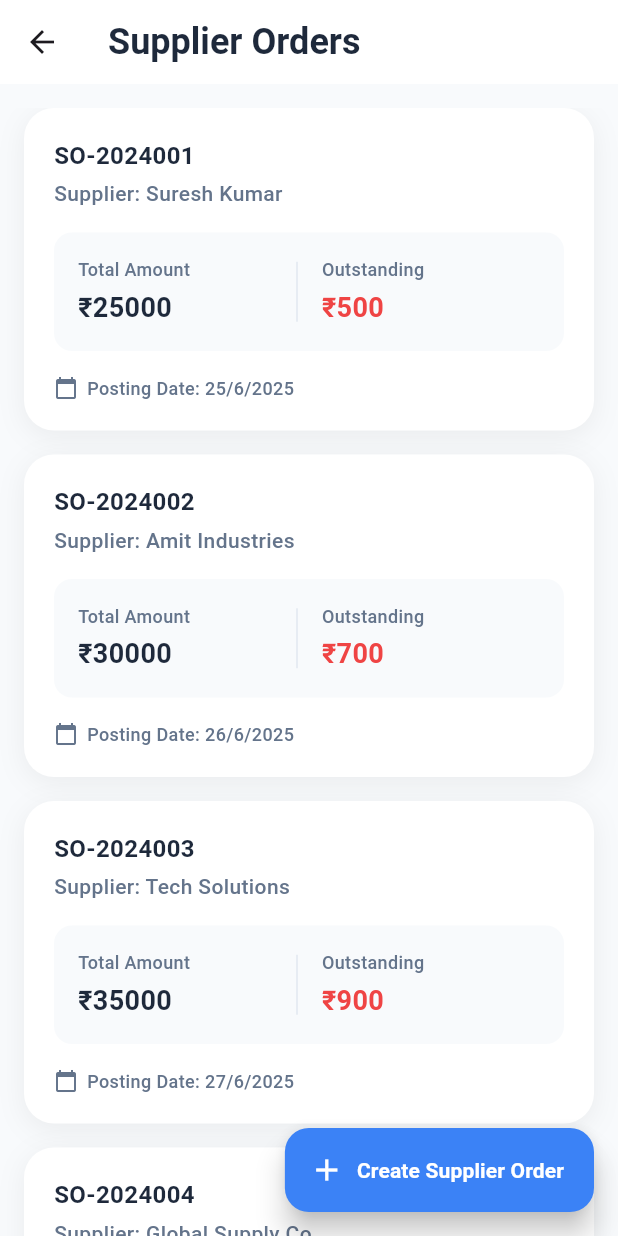
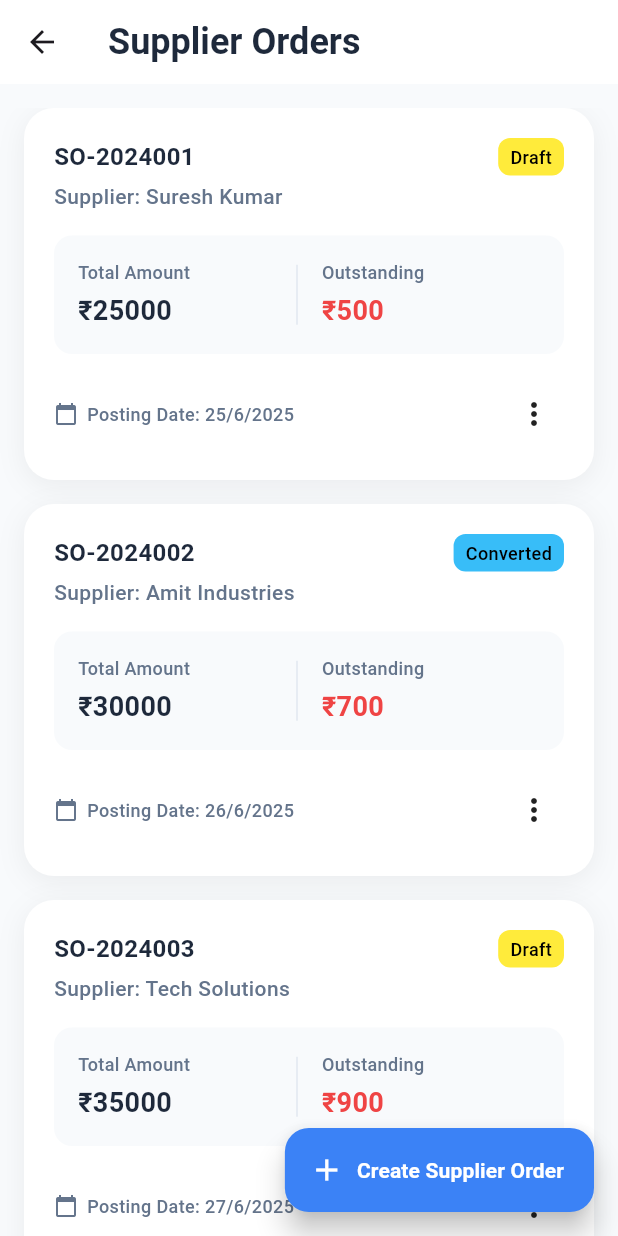
Before and after one commit to teambackoffice/Calicut-Textile-App, a Flutter app: the PurchaseOrderPage screen opened directly, on a phone screen of 412 x 824 dp. Run offline on Flutter 3.47's test engine with Material 3 defaults, Android fonts, the phone set to English and light mode, and no system bars; our stand-ins replace image_picker.

Commit message:
Added Status and popupmenu in suppliers order

```diff
--- a/lib/view/main_screen/purchase_order/purchase_order_page.dart
+++ b/lib/view/main_screen/purchase_order/purchase_order_page.dart
@@ -1,5 +1,6 @@
 import 'package:calicut_textile_app/view/main_screen/purchase_order/adding_new_PO/create_purchase_order.dart';
 import 'package:flutter/material.dart';
+import 'package:flutter/rendering.dart';
 
 class PurchaseOrderPage extends StatefulWidget {
   const PurchaseOrderPage({super.key});
@@ -11,7 +12,7 @@ class PurchaseOrderPage extends StatefulWidget {
 class _PurchaseOrderPageState extends State<PurchaseOrderPage>
     with SingleTickerProviderStateMixin {
   late AnimationController _animationController;
-
+  final List<String> status = ["Draft","Converted","Draft","Converted","Converted"];
 
   @override
   void initState() {
@@ -105,6 +106,9 @@ class _PurchaseOrderPageState extends State<PurchaseOrderPage>
                                       child: Column(
                                         crossAxisAlignment: CrossAxisAlignment.start,
                                         children: [
+                                         Row(
+                                          mainAxisAlignment: MainAxisAlignment.spaceBetween,
+                                         children: [
                                              Text(
                                                'SO-${2024000 + index + 1}',
                                                     style: const TextStyle(
@@ -113,6 +117,25 @@ class _PurchaseOrderPageState extends State<PurchaseOrderPage>
         color: Color(0xFF1E293B),
       ),
     ),
+    SizedBox(width: 8),
+    Container(
+      padding: EdgeInsets.symmetric(horizontal: 8, vertical: 4),
+      decoration: BoxDecoration(
+        color: status[index] == "Converted" ? Color(0xFF38BDF8) : Colors.yellow,
+        borderRadius: BorderRadius.circular(8),
+      ),
+      child: Text(
+        status[index],
+        style: const TextStyle(
+          fontSize: 12,
+          fontWeight: FontWeight.w500,
+          color: Colors.black, // Keep text readable
+        ),
+      ),
+    ),
+  ],
+),
+
                                           const SizedBox(height: 4),
                                           Text(
                                             'Supplier: ${['Suresh Kumar', 'Amit Industries', 'Tech Solutions', 'Global Supply Co', 'Prime Vendors'][index]}',
@@ -214,6 +237,28 @@ class _PurchaseOrderPageState extends State<PurchaseOrderPage>
                                             fontWeight: FontWeight.w500,
                                           ),
                                         ),
+                                            const SizedBox(width: 136),
+                                        PopupMenuButton<String>(
+                                          icon: Icon(Icons.more_vert),
+                                          onSelected: (value) {
+                                                // Handle menu selection
+                                                if (value == 'Edit') {
+                                                  // Perform edit action
+                                                } else if (value == 'Delete') {
+                                                  // Perform delete action
+                                                }
+                                              },
+
+                                           itemBuilder: (BuildContext context) => [
+                                                const PopupMenuItem<String>(
+                                                  value: 'Edit',
+                                                  child: Text('Edit'),
+                                                ),
+                                                const PopupMenuItem<String>(
+                                                  value: 'View Details',
+                                                  child: Text('View Details'),
+                                                ),
+                                              ],),
                                       ],
                                     ),
 
```
Lines whose indentation alone changed are shown as unchanged.
